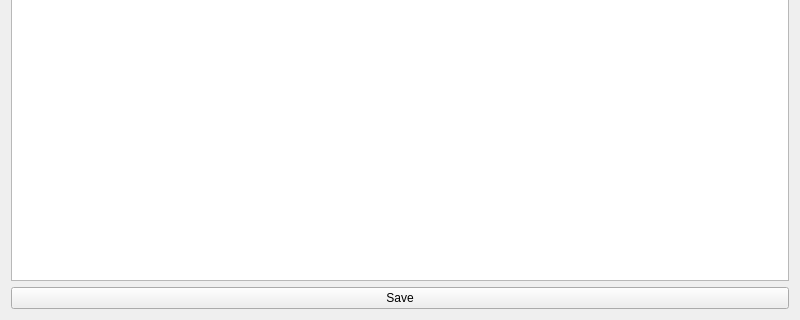
Old version of the form editorwindow.ui in the repository shahadat-sdt/FileCompressor; both pictures show x 0 to 800 and y 280 to 600 of the 800 by 600 pixel window.
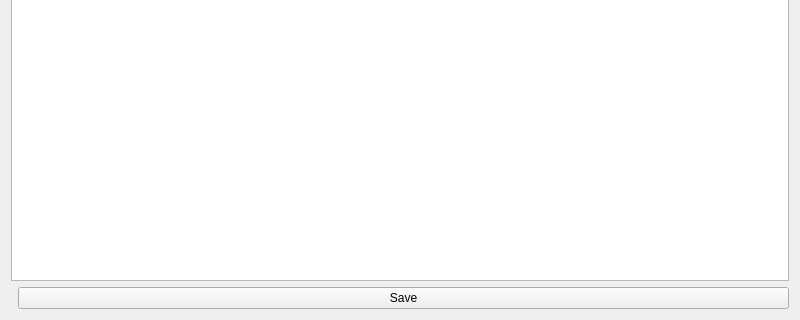
New version of the form.

What changed in the file:
```diff
--- a/editorwindow.ui
+++ b/editorwindow.ui
@@ -18,8 +18,15 @@
             <item>
                 <widget class="QPlainTextEdit" name="textEdit"/>
             </item>
-
-            <!-- Save button -->
+   <item>
+    <layout class="QHBoxLayout" name="buttonLayout">
+     <item>
+      <spacer name="horizontalSpacer">
+       <property name="orientation">
+        <enum>Qt::Horizontal</enum>
+       </property>
+      </spacer>
+     </item>
             <item>
                 <widget class="QPushButton" name="saveButton">
                     <property name="text">
@@ -27,7 +34,8 @@
                     </property>
                 </widget>
             </item>
-
+    </layout>
+   </item>
         </layout>
     </widget>
     <resources/>
```
Left out of the diff: 3 changed lines with no effect on the pictures. Lines whose indentation alone changed are shown as unchanged.
